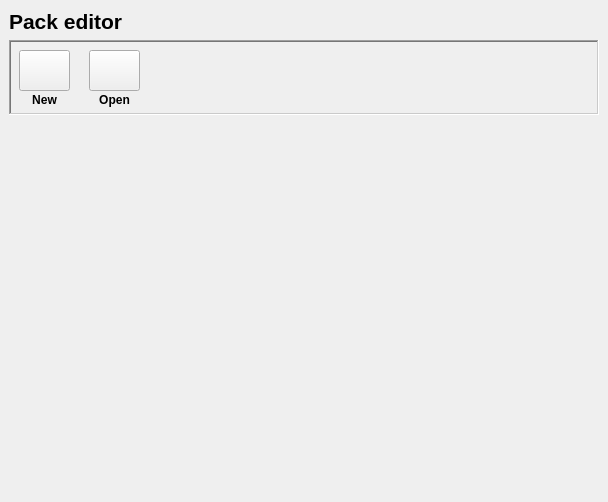
Above: ui/packeditor.ui from Open-Typer/Open-Typer before the change. Below: the same form after it.
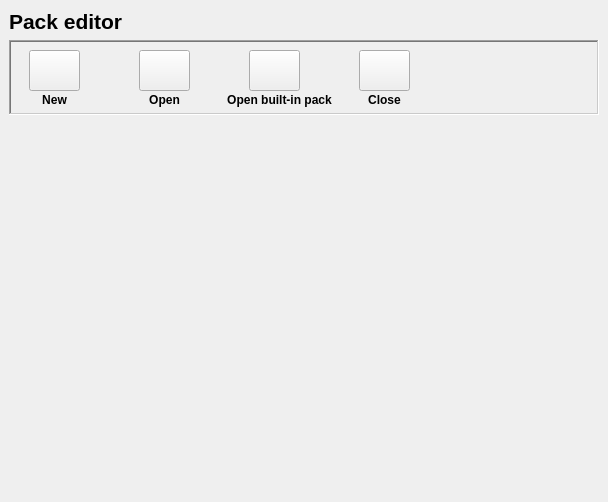
That is the form after the change. Icons and pictures are not drawn.

Commit message: ui: packeditor: Add open built-in pack and close buttons

Patch:
```diff
--- a/ui/packeditor.ui
+++ b/ui/packeditor.ui
@@ -44,7 +44,7 @@
      <widget class="QPushButton" name="newFileButton">
       <property name="geometry">
        <rect>
-        <x>10</x>
+        <x>20</x>
         <y>10</y>
         <width>51</width>
         <height>41</height>
@@ -70,7 +70,7 @@
      <widget class="QLabel" name="newFileLabel">
       <property name="geometry">
        <rect>
-        <x>0</x>
+        <x>10</x>
         <y>50</y>
         <width>71</width>
         <height>20</height>
@@ -92,7 +92,7 @@
      <widget class="QPushButton" name="openFileButton">
       <property name="geometry">
        <rect>
-        <x>80</x>
+        <x>130</x>
         <y>10</y>
         <width>51</width>
         <height>41</height>
@@ -118,7 +118,7 @@
      <widget class="QLabel" name="openFileLabel">
       <property name="geometry">
        <rect>
-        <x>70</x>
+        <x>120</x>
         <y>50</y>
         <width>71</width>
         <height>20</height>
@@ -137,6 +137,102 @@
        <set>Qt::AlignCenter</set>
       </property>
      </widget>
+     <widget class="QLabel" name="closeLabel">
+      <property name="geometry">
+       <rect>
+        <x>340</x>
+        <y>50</y>
+        <width>71</width>
+        <height>20</height>
+       </rect>
+      </property>
+      <property name="font">
+       <font>
+        <weight>75</weight>
+        <bold>true</bold>
+       </font>
+      </property>
+      <property name="text">
+       <string>Close</string>
+      </property>
+      <property name="alignment">
+       <set>Qt::AlignCenter</set>
+      </property>
+     </widget>
+     <widget class="QPushButton" name="closeButton">
+      <property name="geometry">
+       <rect>
+        <x>350</x>
+        <y>10</y>
+        <width>51</width>
+        <height>41</height>
+       </rect>
+      </property>
+      <property name="focusPolicy">
+       <enum>Qt::NoFocus</enum>
+      </property>
+      <property name="text">
+       <string notr="true"/>
+      </property>
+      <property name="icon">
+       <iconset resource="../res.qrc">
+        <normaloff>:/res/images/close.png</normaloff>:/res/images/close.png</iconset>
+      </property>
+      <property name="iconSize">
+       <size>
+        <width>36</width>
+        <height>36</height>
+       </size>
+      </property>
+     </widget>
+     <widget class="QLabel" name="openPrebuiltLabel">
+      <property name="geometry">
+       <rect>
+        <x>210</x>
+        <y>50</y>
+        <width>121</width>
+        <height>20</height>
+       </rect>
+      </property>
+      <property name="font">
+       <font>
+        <weight>75</weight>
+        <bold>true</bold>
+       </font>
+      </property>
+      <property name="text">
+       <string>Open built-in pack</string>
+      </property>
+      <property name="alignment">
+       <set>Qt::AlignCenter</set>
+      </property>
+     </widget>
+     <widget class="QPushButton" name="openPrebuiltButton">
+      <property name="geometry">
+       <rect>
+        <x>240</x>
+        <y>10</y>
+        <width>51</width>
+        <height>41</height>
+       </rect>
+      </property>
+      <property name="focusPolicy">
+       <enum>Qt::NoFocus</enum>
+      </property>
+      <property name="text">
+       <string notr="true"/>
+      </property>
+      <property name="icon">
+       <iconset resource="../res.qrc">
+        <normaloff>:/res/images/packEditor.png</normaloff>:/res/images/packEditor.png</iconset>
+      </property>
+      <property name="iconSize">
+       <size>
+        <width>36</width>
+        <height>36</height>
+       </size>
+      </property>
+     </widget>
     </widget>
    </item>
    <item row="2" column="0">
```
